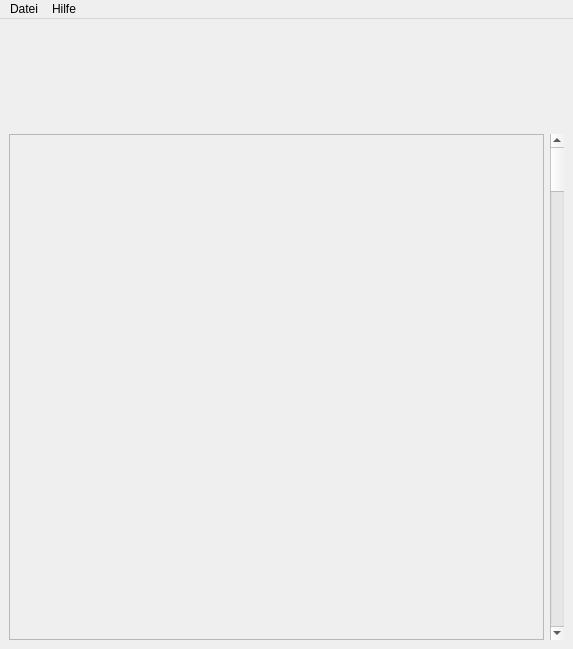
Qt form src/mainwindow.ui (NO411/notensatz) before a commit.
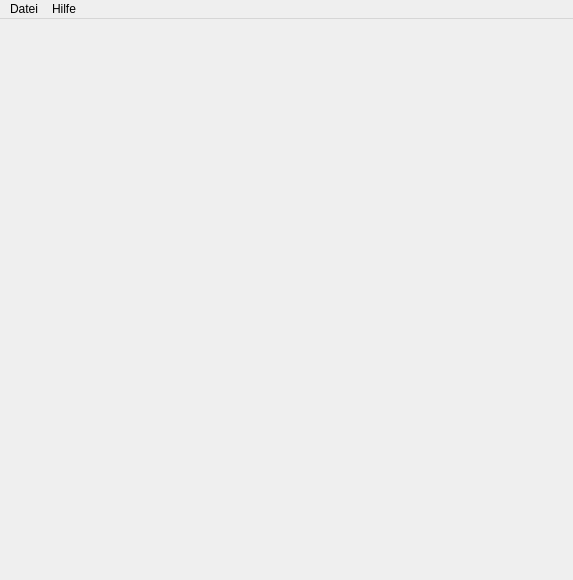
The same form after that commit. Icons and pictures are not drawn.

```diff
--- a/src/mainwindow.ui
+++ b/src/mainwindow.ui
@@ -7,7 +7,7 @@
     <x>0</x>
     <y>0</y>
     <width>573</width>
-    <height>649</height>
+    <height>580</height>
    </rect>
   </property>
   <property name="windowTitle">
@@ -62,20 +62,29 @@
       <item>
        <layout class="QHBoxLayout" name="horizontalLayout_3">
         <item>
-         <widget class="QFrame" name="frame">
+         <widget class="QScrollArea" name="scrollArea">
           <property name="frameShape">
-           <enum>QFrame::StyledPanel</enum>
+           <enum>QFrame::NoFrame</enum>
           </property>
           <property name="frameShadow">
-           <enum>QFrame::Raised</enum>
+           <enum>QFrame::Plain</enum>
           </property>
-         </widget>
-        </item>
-        <item>
-         <widget class="QScrollBar" name="verticalScrollBar">
-          <property name="orientation">
-           <enum>Qt::Vertical</enum>
+          <property name="lineWidth">
+           <number>0</number>
           </property>
+          <property name="widgetResizable">
+           <bool>true</bool>
+          </property>
+          <widget class="QWidget" name="scrollAreaWidgetContents">
+           <property name="geometry">
+            <rect>
+             <x>0</x>
+             <y>0</y>
+             <width>551</width>
+             <height>431</height>
+            </rect>
+           </property>
+          </widget>
          </widget>
         </item>
        </layout>
```
